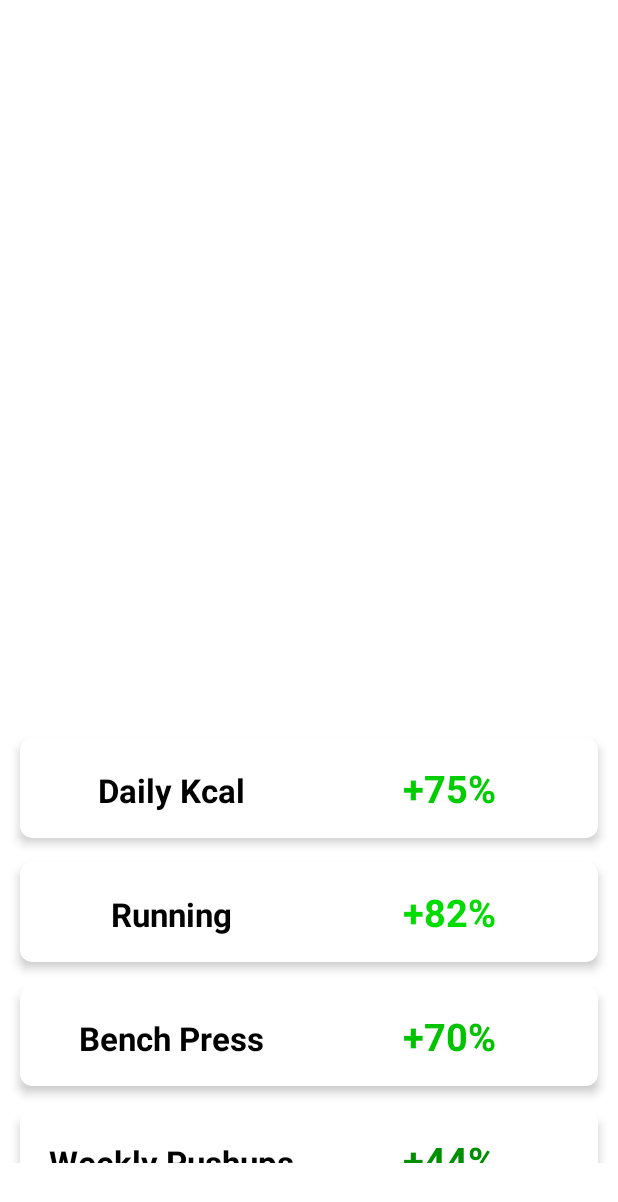
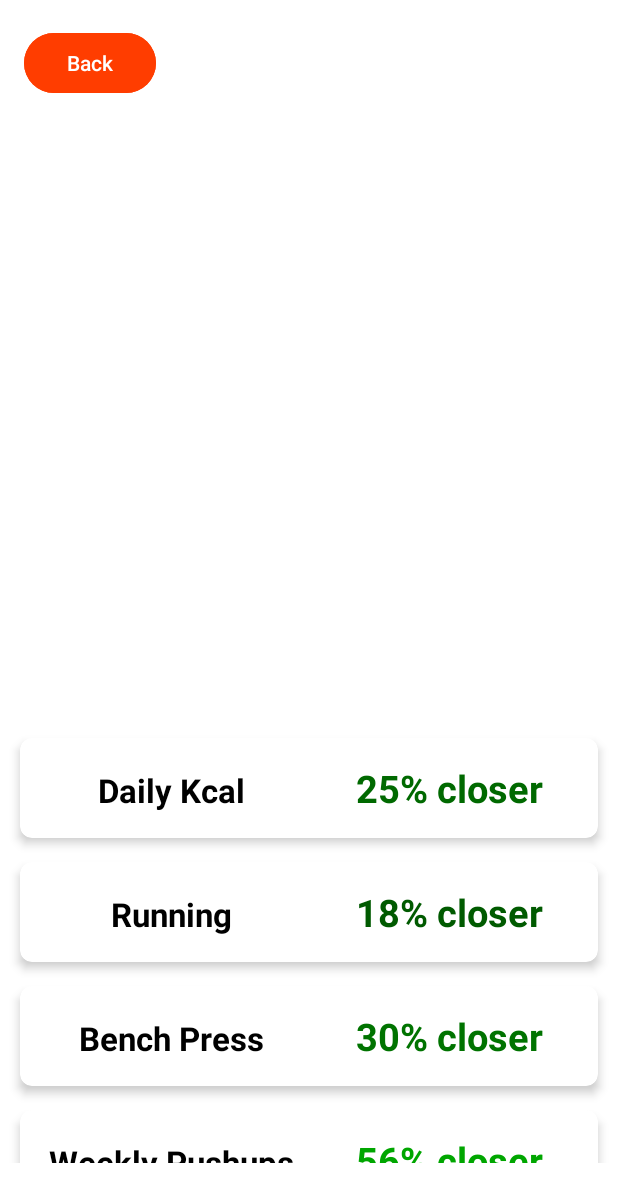
Before and after one commit to MilanBert/Kelowna-Fitness-Prototype, an Android app: the ProgressReport screen opened directly, with no data from a screen before it, on a phone screen of 412 x 824 dp. Shown: the top 1202 px of the screen. Run offline under Robolectric (Android 15) with nearby library versions, the phone set to English and light mode, and no system bars.

Commit message:
added bars to display progress

```diff
--- a/app/src/main/java/com/example/step4test/Goal.java
+++ b/app/src/main/java/com/example/step4test/Goal.java
@@ -15,7 +15,7 @@ public class Goal {
         this.target = target;
         this.current = current;
         this.start = start;
-        this.trend = (current-target)/(start-target);
+        this.trend = (current-start)/(target-start);
     }
 
     // Getters for the goal properties
--- /dev/null
+++ b/app/src/main/java/com/example/step4test/ProgressBarView.java
@@ -0,0 +1,73 @@
+package com.example.step4test;
+
+import android.content.Context;
+import android.graphics.Canvas;
+import android.graphics.Color;
+import android.graphics.Paint;
+import android.util.AttributeSet;
+import android.view.View;
+
+public class ProgressBarView extends View {
+
+    private float start, target, current;
+    private int barWidth = 150;
+    private Paint startPaint, targetPaint, currentPaint;
+
+    public ProgressBarView(Context context, AttributeSet attrs) {
+        super(context, attrs);
+        init();
+    }
+
+    private void init() {
+        startPaint = new Paint();
+        startPaint.setColor(Color.GRAY); // Set color for start value bar
+        startPaint.setAntiAlias(true);
+
+        targetPaint = new Paint();
+        targetPaint.setColor(Color.GREEN); // Set color for target value bar
+        targetPaint.setAntiAlias(true);
+
+        currentPaint = new Paint();
+        currentPaint.setColor(Color.rgb(0,200,10)); // Set color for current value bar
+        currentPaint.setAntiAlias(true);
+    }
+
+    public void setProgressValues(float start, float target, float current) {
+        this.start = start;
+        this.target = target;
+        this.current = current;
+        invalidate(); // Redraw the view when values change
+    }
+
+    @Override
+    protected void onDraw(Canvas canvas) {
+        super.onDraw(canvas);
+
+        // Calculate the maximum height for the bars
+        float maxHeight = getHeight();
+        float highest = Math.max(start,Math.max(target,current));
+        float currentHeight,startHeight,targetHeight;
+        // Calculate the height of each bar as a proportion of the max height
+        if(start == highest){
+           startHeight = maxHeight;
+        }else{
+          startHeight = (start / highest) * maxHeight;
+        }
+        if(current == highest){
+          currentHeight = maxHeight;
+        }else{
+           currentHeight = (current / highest) * maxHeight;
+        }
+        if(target == highest){
+            targetHeight = maxHeight;
+        }else{
+            targetHeight = (target/highest)* maxHeight;
+        }
+
+
+        // Draw the start, target, and current bars
+        canvas.drawRoundRect(barWidth * 2 + 20, maxHeight - startHeight, barWidth  * 3 + 20 , maxHeight, 25, 25, startPaint); // Rounded bars
+        canvas.drawRoundRect(0, maxHeight - targetHeight, barWidth , maxHeight, 25, 25, targetPaint);
+        canvas.drawRoundRect(barWidth + 10, maxHeight - currentHeight, barWidth* 2 + 10, maxHeight, 25, 25, currentPaint);
+    }
+}
--- a/app/src/main/java/com/example/step4test/ProgressReport.java
+++ b/app/src/main/java/com/example/step4test/ProgressReport.java
@@ -1,7 +1,10 @@
 package com.example.step4test;
 
+import android.content.Intent;
 import android.os.Bundle;
 import android.util.Log;
+import android.view.View;
+import android.widget.Button;
 
 import androidx.activity.EdgeToEdge;
 import androidx.appcompat.app.AppCompatActivity;
@@ -17,7 +20,8 @@ public class ProgressReport extends AppCompatActivity {
     private RecyclerView recyclerView;
     private RecycleAdapter myAdapter;
     private ArrayList<Goal> goalList; // Change to store Goal objects
-
+    private Button backbutton;
+    private ProgressBarView selectedGoalProgressBars;
     @Override
     protected void onCreate(Bundle savedInstanceState) {
         super.onCreate(savedInstanceState);
@@ -32,10 +36,20 @@ public class ProgressReport extends AppCompatActivity {
         });
 
         Log.d("RecyclerView", "I just ran the onCreate method!");
-
+        selectedGoalProgressBars = findViewById(R.id.selectedGoalProgressBars);
         // Initialize the goals and set up RecyclerView
         goalList = initializeDummyGoals(); // Call the method to initialize dummy data
         setUpRecyclerview(); // Set up RecyclerView after data is initialized
+        backbutton = findViewById(R.id.BackBtn);
+        backbutton.setOnClickListener(new View.OnClickListener() {
+            @Override
+            public void onClick(View v) {
+                // Navigate back to GoalsActivity
+                Intent intent = new Intent(ProgressReport.this, MainActivity.class);
+                startActivity(intent);
+                finish();
+            }
+        });
     }
 
     protected void setUpRecyclerview() {
@@ -70,4 +84,14 @@ public class ProgressReport extends AppCompatActivity {
 
         return goals;
     }
+
+    public void updateSelectedGoalProgressBars(int position) {
+        Goal selectedGoal = goalList.get(position);
+
+        // Show progress bars for the selected goal
+        selectedGoalProgressBars.setVisibility(View.VISIBLE);
+
+        // Set progress values to the ProgressBarView (start, target, current)
+        selectedGoalProgressBars.setProgressValues(selectedGoal.getStart(), selectedGoal.getTarget(), selectedGoal.getCurrent());
+    }
 }
--- a/app/src/main/java/com/example/step4test/RecycleAdapter.java
+++ b/app/src/main/java/com/example/step4test/RecycleAdapter.java
@@ -2,6 +2,7 @@ package com.example.step4test;
 
 import static java.lang.Math.round;
 
+import android.annotation.SuppressLint;
 import android.view.LayoutInflater;
 import android.view.View;
 import android.view.ViewGroup;
@@ -15,7 +16,7 @@ import java.util.List;
 
 public class RecycleAdapter extends RecyclerView.Adapter<RecycleAdapter.ViewHolder> {
     private List<Goal> itemList;
-
+    private int selectedPosition = -1; // To track the selected goal
     public static class ViewHolder extends RecyclerView.ViewHolder {
         public TextView textView, trendText;
 
@@ -39,14 +40,21 @@ public class RecycleAdapter extends RecyclerView.Adapter<RecycleAdapter.ViewHold
         return new ViewHolder(view);
     }
     @Override
-    public void onBindViewHolder( ViewHolder holder, int position) {
+    public void onBindViewHolder(ViewHolder holder, @SuppressLint("RecyclerView") int position) {
         float trend = itemList.get(position).getTrend();
         String item = itemList.get(position).getName();
-        String trendString = (trend>0?"+":"-")+ getTrendPercentage(trend);
+        String trendString = getTrendPercentage(trend) +(trend>0?" closer":" further away");
         holder.textView.setText(item);
         holder.trendText.setText(trendString);
         holder.trendText.setTextColor(mapFloatToColor(trend));
 
+        holder.itemView.setSelected(position == selectedPosition); // Highlight selected item
+        holder.itemView.setOnClickListener(v -> {
+            selectedPosition = position; // Update selected position
+            notifyDataSetChanged(); // Notify adapter to refresh the RecyclerView
+            ProgressReport activity = (ProgressReport) holder.itemView.getContext();
+            activity.updateSelectedGoalProgressBars(position);
+        });
     }
 
     @Override
--- a/app/src/main/res/layout/activity_progress_report.xml
+++ b/app/src/main/res/layout/activity_progress_report.xml
@@ -6,6 +6,20 @@
     android:layout_width="match_parent"
     android:layout_height="match_parent"
     android:background="#FFFFFF">
+
+    <!-- Progress Bar View for Selected Goal -->
+
+    <com.example.step4test.ProgressBarView
+        android:id="@+id/selectedGoalProgressBars"
+        android:layout_width="179dp"
+        android:layout_height="277dp"
+        android:visibility="gone"
+        app:layout_constraintBottom_toTopOf="@+id/Goals"
+        app:layout_constraintEnd_toEndOf="parent"
+        app:layout_constraintStart_toStartOf="parent"
+        app:layout_constraintTop_toTopOf="parent"
+        app:layout_constraintVertical_bias="0.542"
+        tools:visibility="visible" />
 
     <androidx.recyclerview.widget.RecyclerView
         android:id="@+id/Goals"
@@ -16,4 +30,18 @@
         app:layout_constraintStart_toStartOf="parent"
         app:layout_constraintTop_toTopOf="parent"
         app:layout_constraintVertical_bias="0.909" />
+
+    <Button
+        android:id="@+id/BackBtn"
+        android:layout_width="wrap_content"
+        android:layout_height="wrap_content"
+        android:backgroundTint="#FF3D00"
+        android:text="Back"
+        app:layout_constraintBottom_toBottomOf="parent"
+        app:layout_constraintEnd_toEndOf="parent"
+        app:layout_constraintHorizontal_bias="0.05"
+        app:layout_constraintStart_toStartOf="parent"
+        app:layout_constraintTop_toTopOf="parent"
+        app:layout_constraintVertical_bias="0.023"
+        tools:text="Back" />
 </androidx.constraintlayout.widget.ConstraintLayout>
```
Also changed, not shown: app/src/main/java/com/example/step4test/MainActivity.java (+3 -9 lines).
